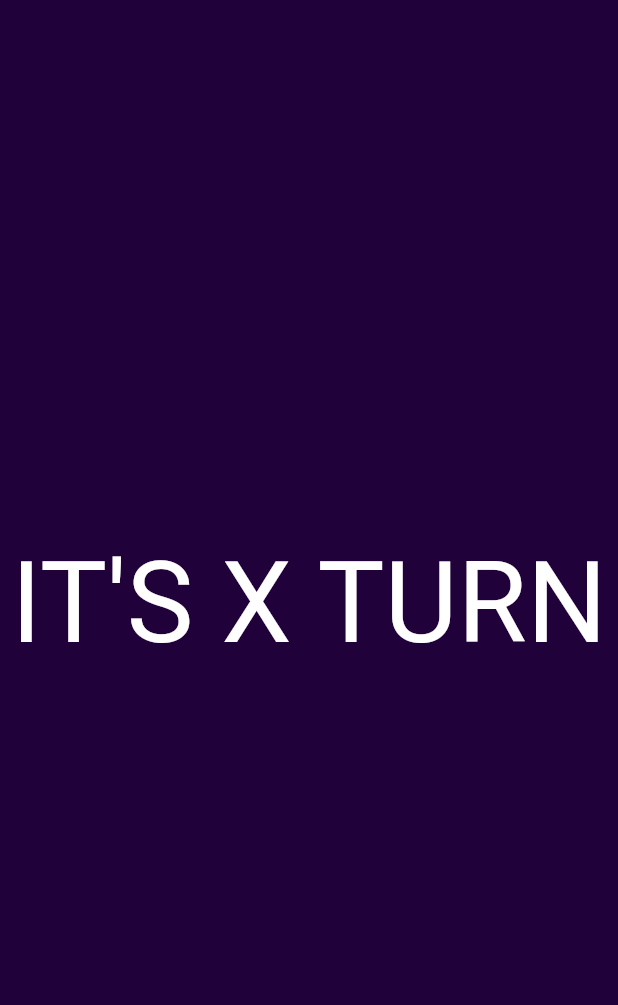
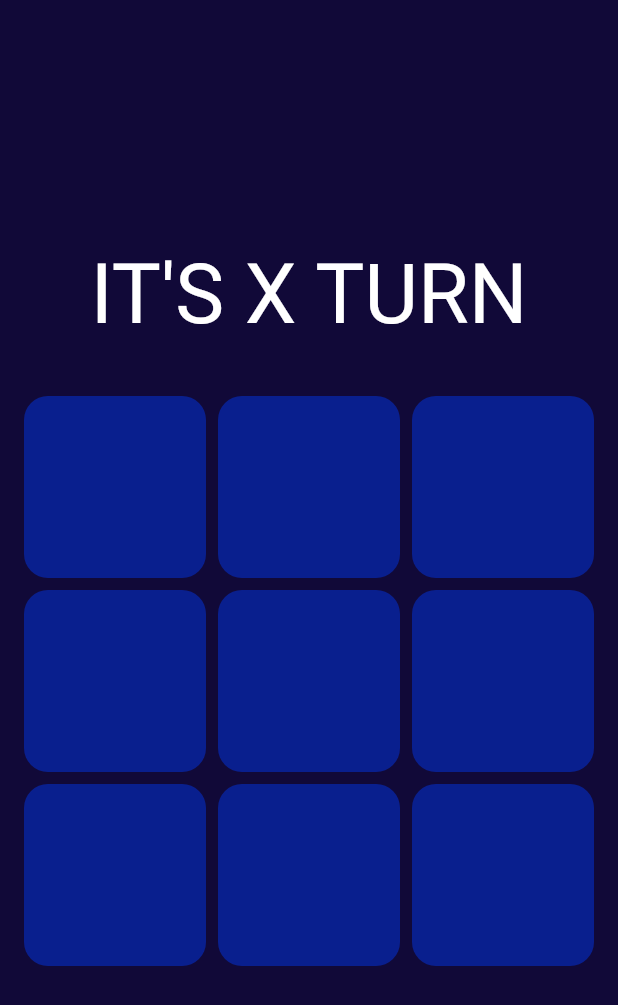
Before and after one commit to seramg/tic_tac_toe, a Flutter app: the screen it shows after launch, on a phone screen of 412 x 824 dp. Shown: the top 1005 px of the screen. Run offline on Flutter 3.47's test engine with Material 2 defaults, Android fonts, the phone set to English and light mode, and no system bars.

Commit message:
Added the basic layout for the game

```diff
--- a/lib/main.dart
+++ b/lib/main.dart
@@ -1,5 +1,6 @@
 import 'package:flutter/material.dart';
 import 'package:tic_tac_toe/ui/theme/color.dart';
+import 'package:tic_tac_toe/utils/game_logic.dart';
 
 void main() {
   runApp(const MyApp());
@@ -11,7 +12,7 @@ class MyApp extends StatelessWidget {
   // This widget is the root of your application.
   @override
   Widget build(BuildContext context) {
-    return MaterialApp(
+    return const MaterialApp(
       home: TicTac(),
     );
   }
@@ -25,9 +26,21 @@ class TicTac extends StatefulWidget {
 }
 
 class _TicTacState extends State<TicTac> {
-  static const String turn = 'X';
+  static  String turn = 'X';
+
+  Game game = Game();
+  bool gameover= false;
+
+  @override
+  void initState() {
+    super.initState();
+    game.board = Game.initGameBoard();
+    print(game.board);
+  }
+
   @override
   Widget build(BuildContext context) {
+    double boardWidth = MediaQuery.of(context).size.width;
     return Scaffold(
       backgroundColor: MainColor.primaryColor,
       body: Column(
@@ -39,13 +52,59 @@ class _TicTacState extends State<TicTac> {
             'IT\'S $turn TURN'.toUpperCase(),
             style: const TextStyle(
               color: Colors.white,
-              fontSize: 75
+              fontSize: 55,
             ),
           ),
-          const SizedBox(height: 20,),
+          const SizedBox(
+            height: 20,
+          ),
           Container(
+            width: boardWidth,
+            height: boardWidth,
+            child: GridView.count(
+              crossAxisCount: Game.boardlength ~/ 3,
+              //~ operator divides to integer and returns int value
+              padding: EdgeInsets.all(16),
+              mainAxisSpacing: 8.0,
+              crossAxisSpacing: 8.0,
+              children: List.generate(Game.boardlength, (index) {
+                return GestureDetector(
+                  onTap: gameover?null:(){
+                    if(game.board![index]=="") {
+                            setState(() {
+                              game.board![index] = turn;
+                              if (turn == 'X') {
+                                turn = "O";
+                              } else {
+                                turn = "X";
+                              }
+                            });
+                          }
 
-          )
+                    },
+                  child: Container(
+                    width: Game.squaresize,
+                    height: Game.squaresize,
+                    decoration: BoxDecoration(
+                      color: MainColor.secondaryColor,
+                      borderRadius: BorderRadius.circular(16.0),
+                    ),
+                    child: Center(
+                        child: Text(
+                      game.board![index],
+                      style: TextStyle(
+                          color: game.board![index] == 'X'
+                              ? MainColor.xcolor
+                              : MainColor.ocolor,
+                          fontSize:64.0,)
+                    )),
+                  ),
+
+                );
+              }),
+            ),
+          ),
+
         ],
       ),
     );
--- a/lib/ui/theme/color.dart
+++ b/lib/ui/theme/color.dart
@@ -1,8 +1,9 @@
 import 'package:flutter/material.dart';
 
 class MainColor{
-  static Color primaryColor= Color(0xff20013a);
-  static Color secondaryColor= Color(0xff0014a6);
+  static Color primaryColor= Color(0xff110938);
+  static Color secondaryColor= Color(0xff091f8e);
   static Color accentColor= Color(0xff1230e0);
-
+  static Color xcolor= Color(0xffd1d3de);
+  static Color ocolor= Color(0xffde6b8c);
 }
--- a/lib/utils/game_logic.dart
+++ b/lib/utils/game_logic.dart
@@ -0,0 +1,14 @@
+class Player {
+  static const x = "X";
+  static const o = "O";
+  static const empty = "";
+}
+
+class Game {
+  static final boardlength = 9;
+  static final squaresize = 100.0;
+
+  List<String>? board;
+  static List<String>? initGameBoard() =>
+      List.generate(boardlength, (index) => Player.empty);
+}
```
